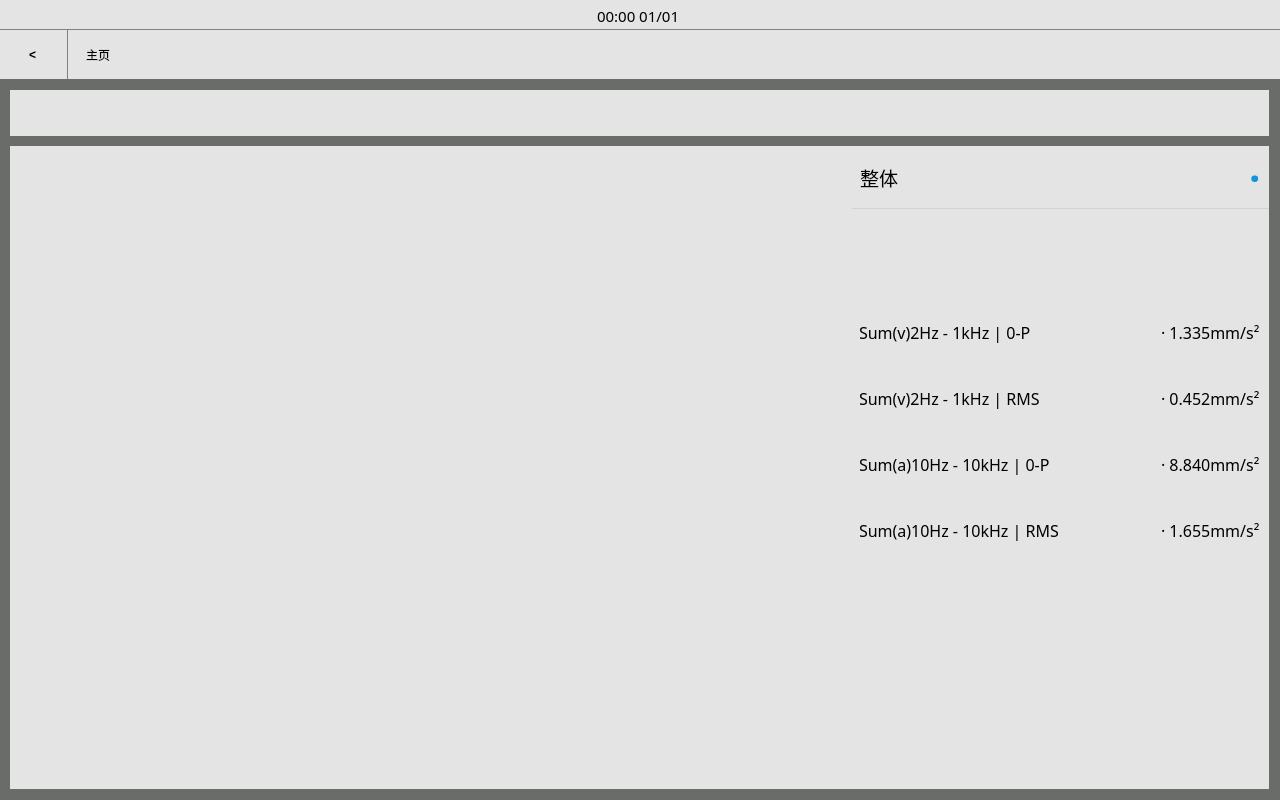
Before: the Qt Designer form src/jp_resultgraphscreen/jp_resultgraph.ui in Jsvi53/qt_custom_widget, drawn with Qt 5.
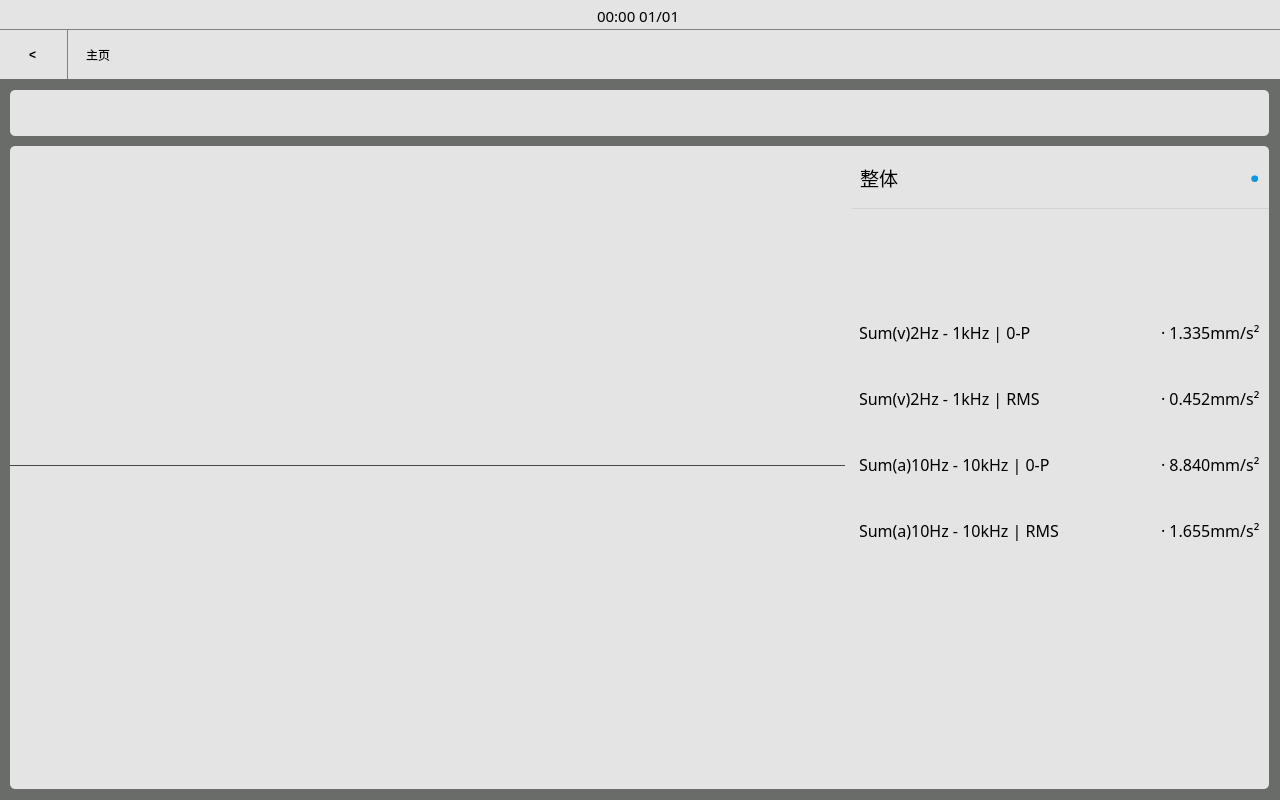
After: the same form once the commit is applied. Icons and pictures are not drawn.

```diff
--- a/src/jp_resultgraphscreen/jp_resultgraph.ui
+++ b/src/jp_resultgraphscreen/jp_resultgraph.ui
@@ -392,18 +392,19 @@
          <number>10</number>
         </property>
         <item>
-         <widget class="QWidget" name="graphWorkplace" native="true">
+         <widget class="QWidget" name="styleBar" native="true">
           <property name="styleSheet">
-           <string notr="true">QWidget#graphWorkplace{
+           <string notr="true">QWidget#styleBar{
 	background-color: rgb(228, 228, 228);
+	border-radius: 5px;
 }</string>
           </property>
           <widget class="QWidget" name="horizontalLayoutWidget_5">
            <property name="geometry">
             <rect>
-             <x>-1</x>
+             <x>5</x>
              <y>0</y>
-             <width>1261</width>
+             <width>1249</width>
              <height>48</height>
             </rect>
            </property>
@@ -857,11 +858,13 @@
          </widget>
         </item>
         <item>
-         <widget class="QWidget" name="styleBar" native="true">
+         <widget class="QWidget" name="graphWorkplace" native="true">
           <property name="styleSheet">
-           <string notr="true">QWidget#styleBar{
+           <string notr="true">QWidget#graphWorkplace{
 	background-color: rgb(228, 228, 228);
-}</string>
+	border-radius: 5px;
+}
+</string>
           </property>
           <widget class="QWidget" name="horizontalLayoutWidget_4">
            <property name="geometry">
@@ -891,8 +894,18 @@
                 </rect>
                </property>
                <layout class="QVBoxLayout" name="verticalLayout_2">
+                <property name="spacing">
+                 <number>0</number>
+                </property>
                 <item>
-                 <widget class="QWidget" name="upGraph" native="true"/>
+                 <widget class="QWidget" name="upGraph" native="true">
+                  <property name="styleSheet">
+                   <string notr="true">QWidget#upGraph{
+	border-bottom: 1px solid rgb(70, 70, 70);
+	
+}</string>
+                  </property>
+                 </widget>
                 </item>
                 <item>
                  <widget class="QWidget" name="downGraph" native="true">
```
